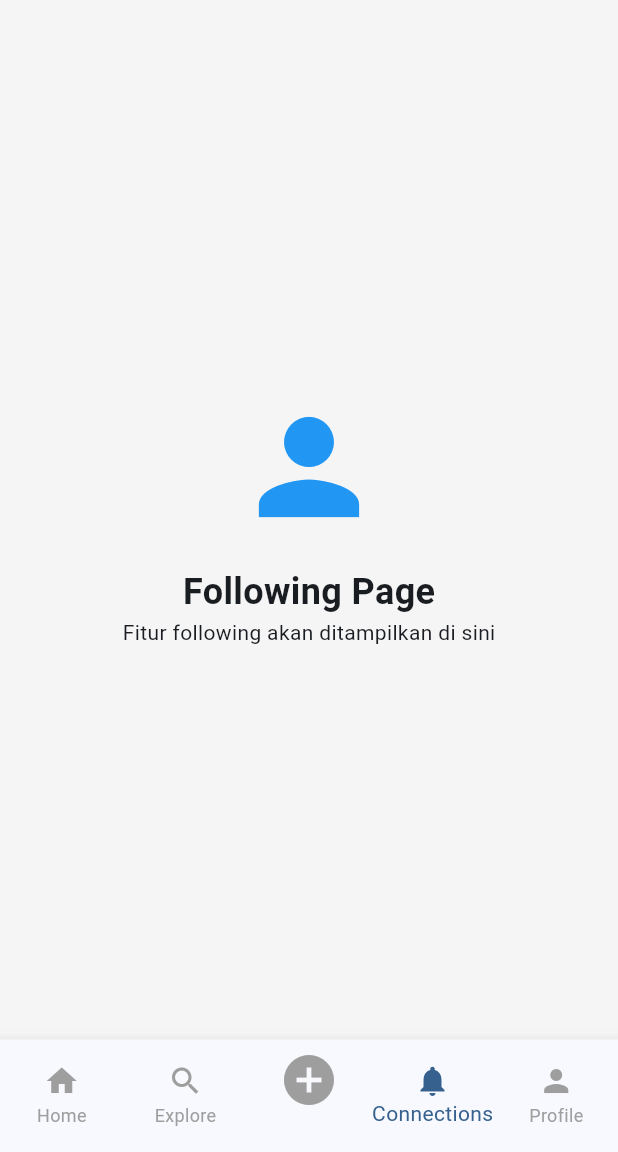
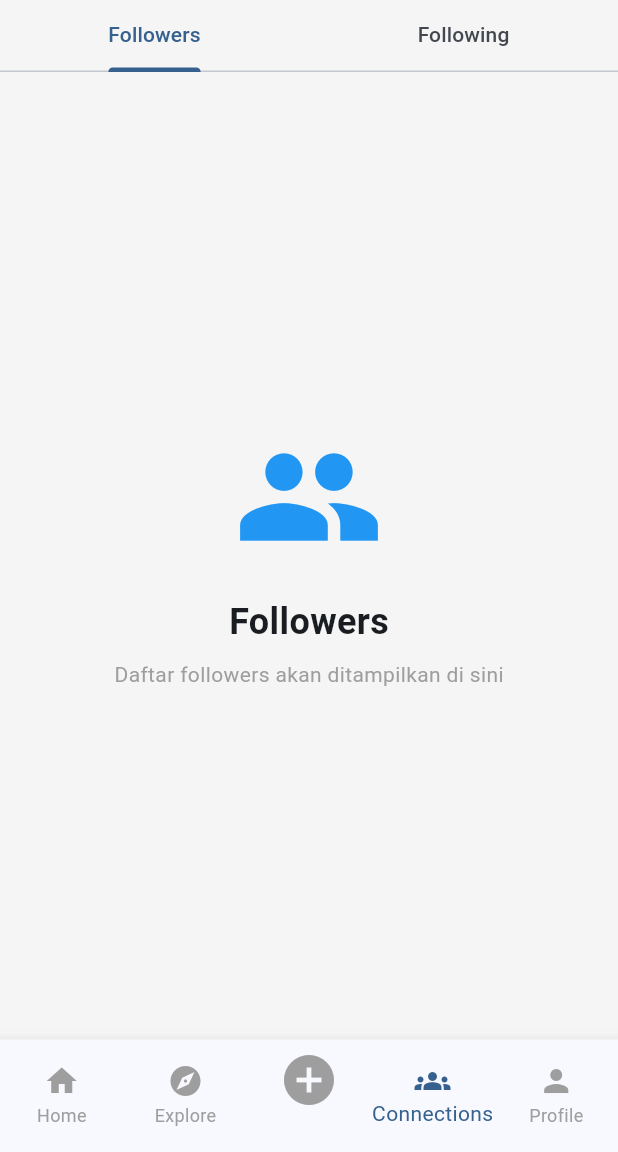
Before and after one commit to gugunm/lume-sharing-dibimbing-fp, a Flutter app: the HomePageView screen opened directly, item 4 of the bottom bar chosen, on a phone screen of 412 x 824 dp, the part 84-1236 px from its top. Run offline on Flutter 3.47's test engine with Material 3 defaults, Android fonts, the phone set to English and light mode, and no system bars; our stand-ins replace dio, equatable, flutter_riverpod, hive, hive_flutter, image_picker and 1 more; accounts and stored records are empty; network calls fail.

Commit message:
update connection menu

```diff
--- a/lib/features/connection/following/presentation/screen/follow_page.dart
+++ b/lib/features/connection/following/presentation/screen/follow_page.dart
@@ -5,17 +5,68 @@ class FollowingPage extends StatelessWidget {
 
   @override
   Widget build(BuildContext context) {
+    return DefaultTabController(
+      length: 2,
+      child: Column(
+        children: [
+          const TabBar(
+            tabs: [
+              Tab(text: 'Followers'),
+              Tab(text: 'Following'),
+            ],
+          ),
+          Expanded(
+            child: TabBarView(
+              children: [
+                // Followers Tab
+                _buildFollowersList(),
+                // Following Tab
+                _buildFollowingList(),
+              ],
+            ),
+          ),
+        ],
+      ),
+    );
+  }
+
+  Widget _buildFollowersList() {
     return Center(
       child: Column(
         mainAxisAlignment: MainAxisAlignment.center,
         children: [
-          Icon(Icons.person, size: 100, color: Colors.blue),
+          Icon(Icons.people, size: 100, color: Colors.blue),
           SizedBox(height: 16),
           Text(
-            'Following Page',
+            'Followers',
             style: TextStyle(fontSize: 24, fontWeight: FontWeight.bold),
           ),
-          Text('Fitur following akan ditampilkan di sini'),
+          SizedBox(height: 8),
+          Text(
+            'Daftar followers akan ditampilkan di sini',
+            style: TextStyle(color: Colors.grey),
+          ),
+        ],
+      ),
+    );
+  }
+
+  Widget _buildFollowingList() {
+    return Center(
+      child: Column(
+        mainAxisAlignment: MainAxisAlignment.center,
+        children: [
+          Icon(Icons.person_add, size: 100, color: Colors.green),
+          SizedBox(height: 16),
+          Text(
+            'Following',
+            style: TextStyle(fontSize: 24, fontWeight: FontWeight.bold),
+          ),
+          SizedBox(height: 8),
+          Text(
+            'Daftar following akan ditampilkan di sini',
+            style: TextStyle(color: Colors.grey),
+          ),
         ],
       ),
     );
--- a/lib/features/home/presentation/screen/home_page.dart
+++ b/lib/features/home/presentation/screen/home_page.dart
@@ -159,13 +159,13 @@ class _HomePageViewState extends ConsumerState<HomePageView> {
         type: BottomNavigationBarType.fixed,
         items: const [
           BottomNavigationBarItem(icon: Icon(Icons.home), label: 'Home'),
-          BottomNavigationBarItem(icon: Icon(Icons.search), label: 'Explore'),
+          BottomNavigationBarItem(icon: Icon(Icons.explore), label: 'Explore'),
           BottomNavigationBarItem(
             icon: Icon(Icons.add_circle, size: 40), // Simplified add button
             label: '',
           ),
           BottomNavigationBarItem(
-            icon: Icon(Icons.notifications),
+            icon: Icon(Icons.groups),
             label: 'Connections',
           ),
           BottomNavigationBarItem(icon: Icon(Icons.person), label: 'Profile'),
```
